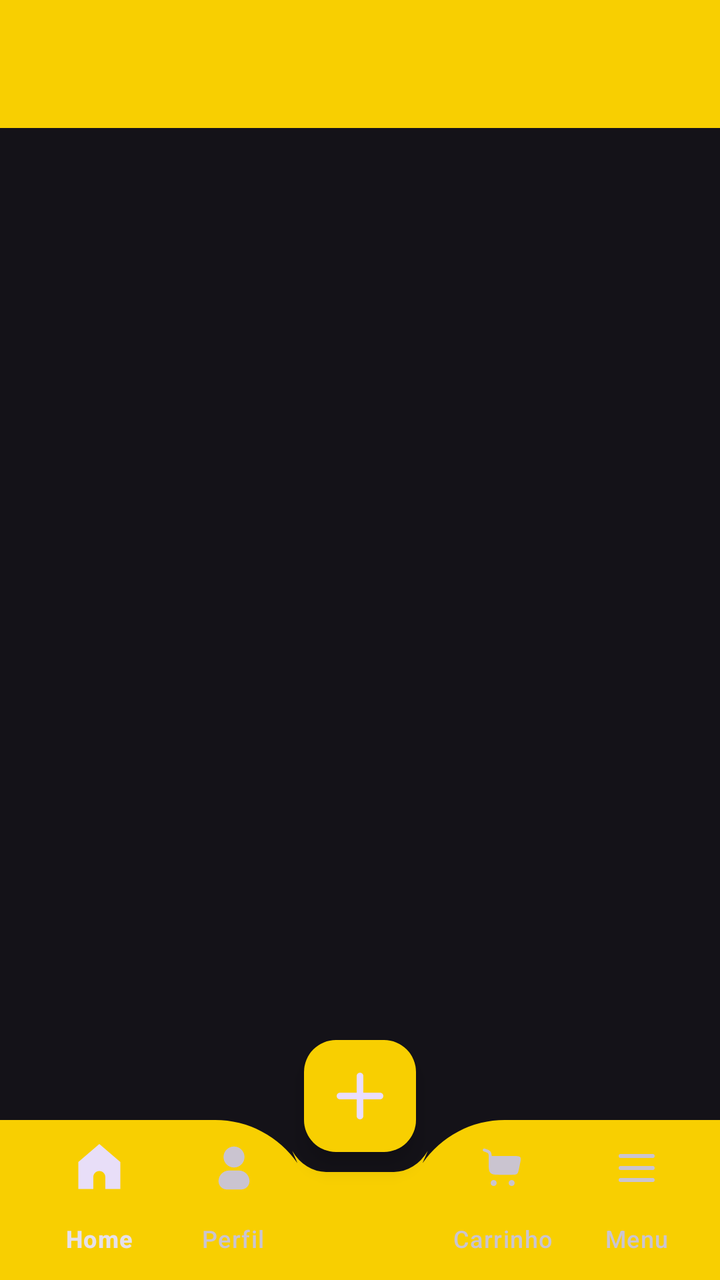
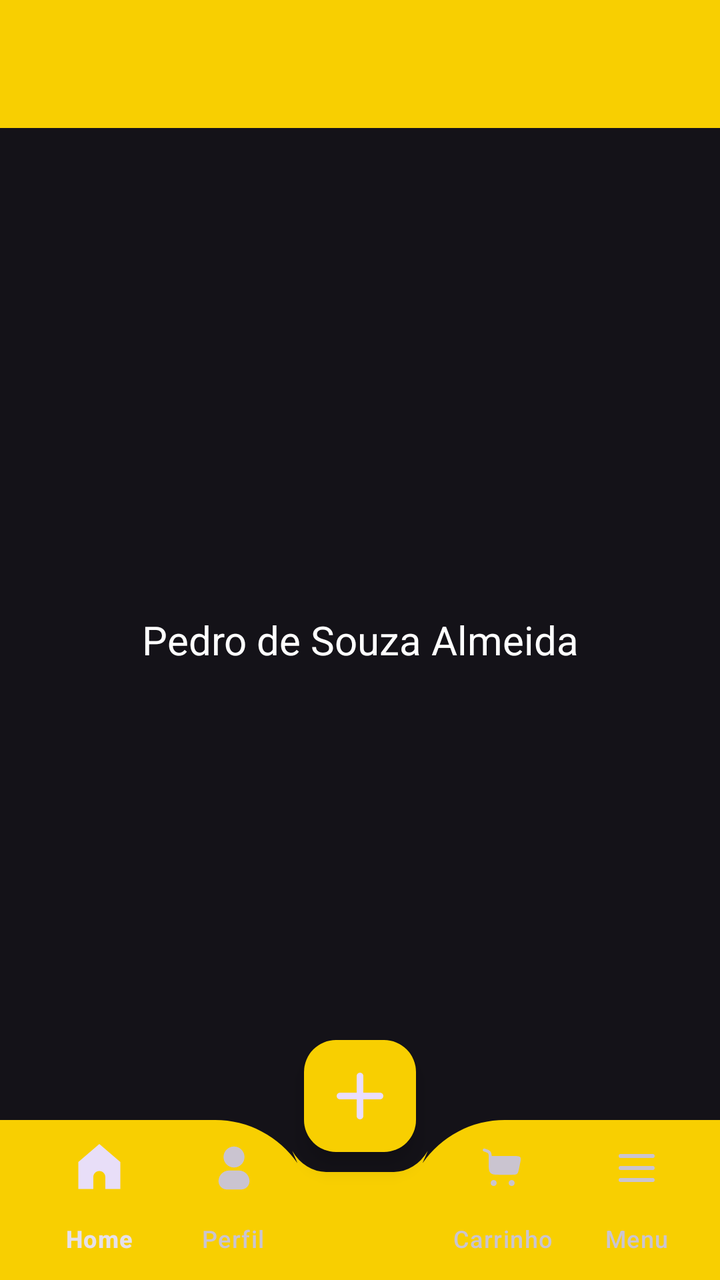

The first picture is an Android layout as it rendered before a commit; the second is the same layout after the commit. The layout source and the unified diff follow.
<!-- AndroidManifest.xml: application theme Theme.NavigationDrawer -->
<!-- res/layout/activity_main.xml -->
<?xml version="1.0" encoding="utf-8"?>
<androidx.drawerlayout.widget.DrawerLayout
    xmlns:android="http://schemas.android.com/apk/res/android"
    xmlns:app="http://schemas.android.com/apk/res-auto"
    xmlns:tools="http://schemas.android.com/tools"
    android:id="@+id/drawer_layout"
    android:layout_width="match_parent"
    android:layout_height="match_parent"
    tools:context=".MainActivity">

    <androidx.coordinatorlayout.widget.CoordinatorLayout
        android:layout_width="match_parent"
        android:layout_height="match_parent">

        <com.google.android.material.appbar.MaterialToolbar
            android:layout_width="match_parent"
            android:layout_height="?attr/actionBarSize"
            android:id="@+id/toolbar"
            android:background="@color/amarelo"
            android:elevation="4dp"
            app:popupTheme="@style/ThemeOverlay.AppCompat.Light"/>

        <FrameLayout
            android:layout_width="match_parent"
            android:layout_height="match_parent"
            android:id="@+id/fragment_container"/>

        <com.google.android.material.bottomappbar.BottomAppBar
            android:layout_width="match_parent"
            android:layout_height="wrap_content"
            android:id="@+id/bottomAppbar"
            android:layout_gravity="bottom"
            app:backgroundTint="@color/amarelo"
            app:fabCradleMargin="10dp"
            app:fabAlignmentMode="center"
            app:fabCradleRoundedCornerRadius="50dp"
            app:fabAnchorMode="cradle">

            <com.google.android.material.bottomnavigation.BottomNavigationView
                android:layout_width="match_parent"
                android:layout_height="wrap_content"
                android:id="@+id/bottom_navigation"
                android:background="@android:color/transparent"
                app:labelVisibilityMode="labeled"
                app:menu="@menu/bottom_menu"/>

        </com.google.android.material.bottomappbar.BottomAppBar>

        <com.google.android.material.floatingactionbutton.FloatingActionButton
            android:layout_width="wrap_content"
            android:layout_height="wrap_content"
            android:id="@+id/fab"
            app:backgroundTint="@color/amarelo"
            android:contentDescription="Adicionar"
            android:src="@drawable/ic_add"
            app:layout_anchor="@id/bottomAppbar"
            app:maxImageSize="40dp"/>

    </androidx.coordinatorlayout.widget.CoordinatorLayout>

    <com.google.android.material.navigation.NavigationView
        android:layout_width="wrap_content"
        android:layout_height="match_parent"
        android:id="@+id/navigation_drawer"
        android:layout_gravity="start"
        android:layout_marginTop="?attr/actionBarSize"
        app:headerLayout="@layout/nav_header"
        app:itemIconTint="@color/amarelo"
        app:itemTextColor="@color/amarelo"
        android:fitsSystemWindows="true"
        app:menu="@menu/nav_menu"/>

</androidx.drawerlayout.widget.DrawerLayout>
<!-- res/layout/nav_header.xml (included above) -->
<?xml version="1.0" encoding="utf-8"?>
<LinearLayout xmlns:android="http://schemas.android.com/apk/res/android"
    android:orientation="vertical"
    android:layout_width="match_parent"
    android:layout_height="176dp"
    android:gravity="top"
    android:padding="16dp"
    android:background="@color/amarelo"
    android:theme="@style/ThemeOverlay.AppCompat.Dark">

    <ImageView
        android:layout_width="match_parent"
        android:layout_height="match_parent"
        android:src="@drawable/logomercado"
        android:layout_gravity="center"/>

</LinearLayout>
<!-- resources referenced by this layout -->
<resources>
  <color name="amarelo">#F8CF01</color>
  <!-- drawable ic_add (drawable) -->
  <vector xmlns:android="http://schemas.android.com/apk/res/android" android:height="24dp" android:viewportHeight="24" android:viewportWidth="24" android:width="24dp">
        
      <path android:fillColor="#00000000" android:pathData="M6,12H12M12,12H18M12,12V18M12,12V6" android:strokeColor="#000000" android:strokeLineCap="round" android:strokeLineJoin="round" android:strokeWidth="2"/>
      
  </vector>
  <!-- drawable logomercado: png bitmap (drawable, 24997 bytes) -->
  <style name="Theme.NavigationDrawer" parent="Base.Theme.NavigationDrawer" />
  <style name="Base.Theme.NavigationDrawer" parent="Theme.Material3.Dark.NoActionBar">
          <item name="colorPrimary">#F8CF01</item>
          <item name="colorPrimaryVariant">#9E7B09</item>
          <item name="android:statusBarColor">@color/amarelo</item>
      </style>
</resources>

<!-- the commit's change to res/layout/activity_main.xml (unified diff, before → after) -->
@@ -8,9 +8,19 @@
     android:layout_height="match_parent"
     tools:context=".MainActivity">
 
+
+
     <androidx.coordinatorlayout.widget.CoordinatorLayout
         android:layout_width="match_parent"
         android:layout_height="match_parent">
+
+        <TextView
+            android:layout_width="match_parent"
+            android:layout_height="match_parent"
+            android:text="Pedro de Souza Almeida"
+            android:gravity="center"
+            android:textColor="@color/white"
+            android:textSize="20sp" />
 
         <com.google.android.material.appbar.MaterialToolbar
             android:layout_width="match_parent"
@@ -56,7 +66,11 @@
             app:layout_anchor="@id/bottomAppbar"
             app:maxImageSize="40dp"/>
 
+
+
     </androidx.coordinatorlayout.widget.CoordinatorLayout>
+
+
 
     <com.google.android.material.navigation.NavigationView
         android:layout_width="wrap_content"
<!-- resource entries referenced after the edit -->
@@ -1,6 +1,7 @@
 <!-- resources referenced by this layout -->
 <resources>
   <color name="amarelo">#F8CF01</color>
+  <color name="white">#FFFFFFFF</color>
   <!-- drawable ic_add (drawable) -->
   <vector xmlns:android="http://schemas.android.com/apk/res/android" android:height="24dp" android:viewportHeight="24" android:viewportWidth="24" android:width="24dp">
         
